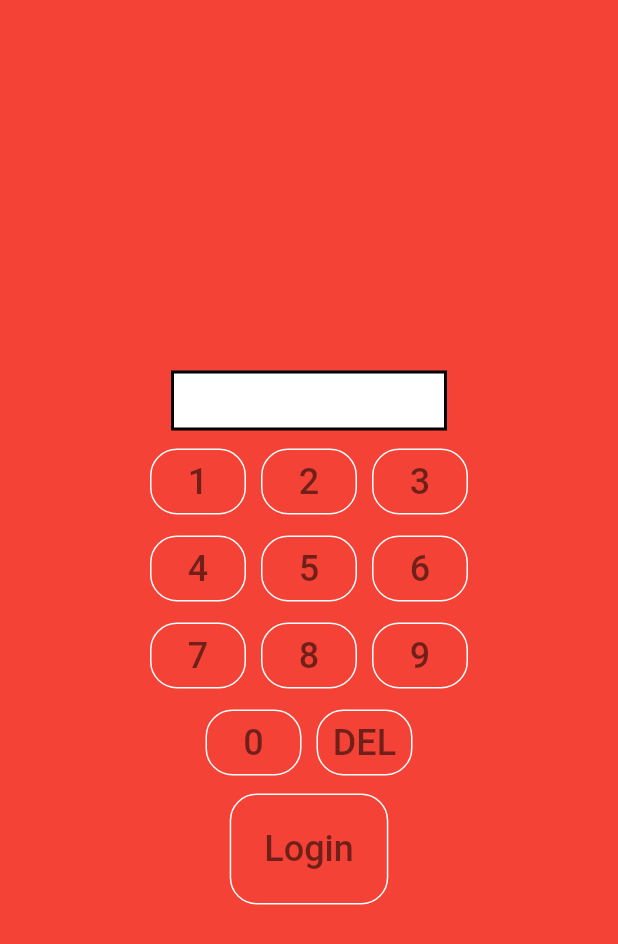
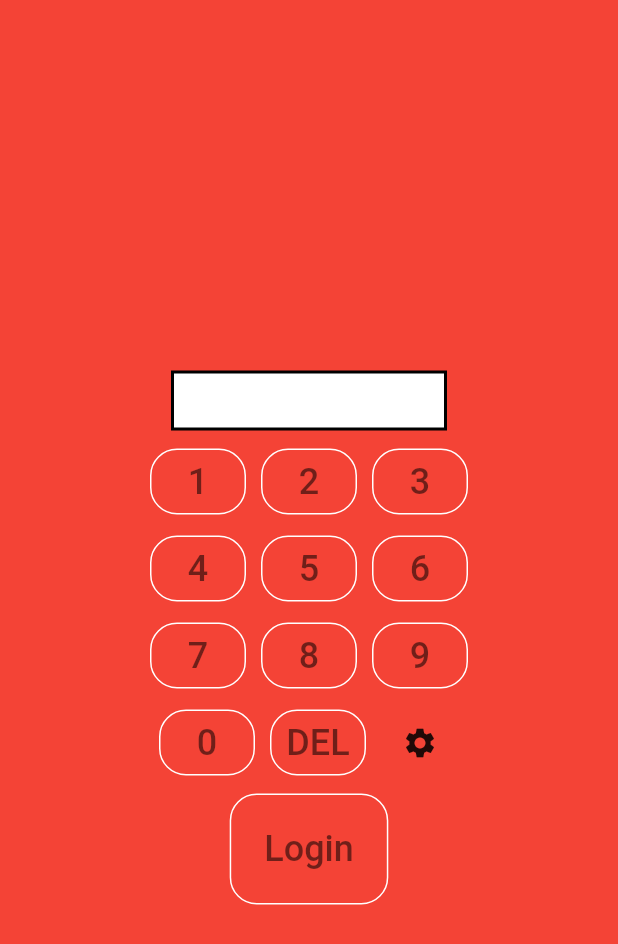
Before and after one commit to AlecRoss01/NAPOS-POS-System, a Flutter app: the screen it shows after launch, on a phone screen of 412 x 824 dp. Shown: the top 944 px of the screen. Run offline on Flutter 3.47's test engine with Material 2 defaults, Android fonts, the phone set to English and light mode, and no system bars; missing offline and left inert: square_in_app_payments.

Commit message:
Adding config button to login screen.

```diff
--- a/lib/pages/login_page.dart
+++ b/lib/pages/login_page.dart
@@ -1,5 +1,6 @@
 import 'package:flutter/material.dart';
 import 'package:napos/pages/pos_home_page.dart';
+import 'package:napos/pages/settings_page.dart';
 import 'package:napos/styles/styles.dart';
 import 'package:napos/back_end/client.dart';
 import 'package:napos/widgets/pin_number_button.dart';
@@ -107,6 +108,19 @@ class _LoginScreenState extends State<LoginScreen> {
                   PinNumberButton(number: "0", addNumberToPIN: addNumToPIN),
                   SizedBox(width: 10),
                   DeleteNumberButton(delSymbol: "DEL", removeLastNum: delLastPINNumber),
+                  SizedBox(width: 10),
+                  InkWell(
+                    child: Padding(
+                      padding: EdgeInsets.fromLTRB(14, 6, 14, 6),
+                      child: Icon(Icons.settings),
+                    ),
+                    onTap: () {
+                      Navigator.push(
+                          context,
+                          MaterialPageRoute(builder: (context) => SettingsPage(ip: connString))
+                      );
+                    },
+                  )
                 ]
               ),
               SizedBox(height: 10),
```
